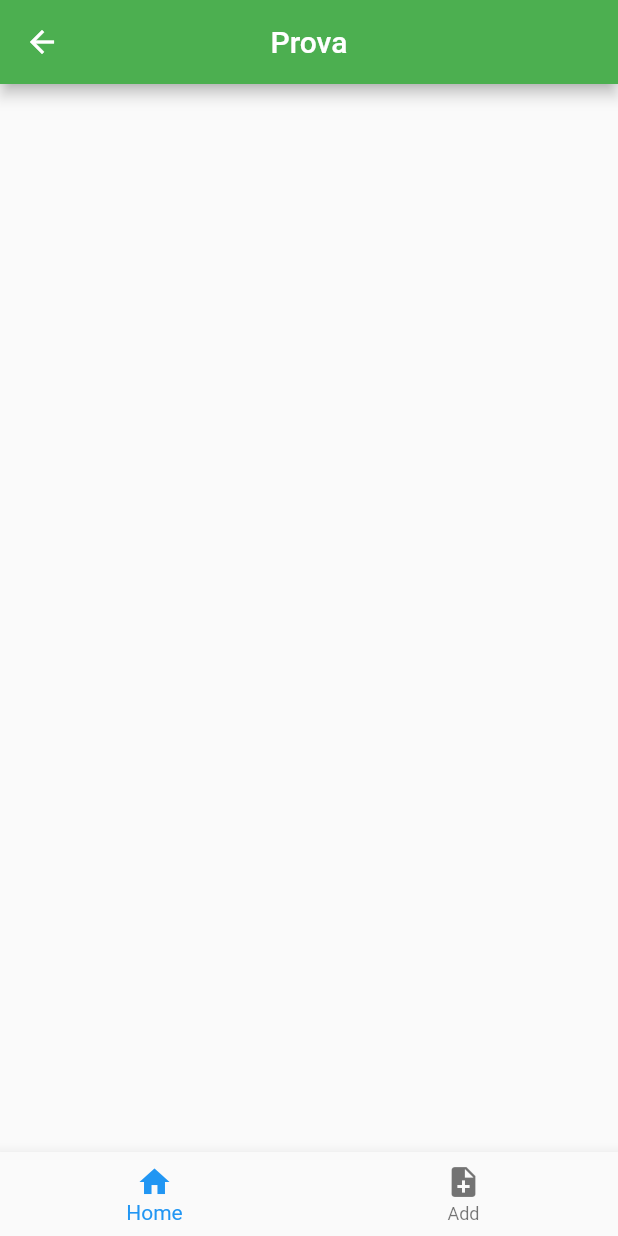
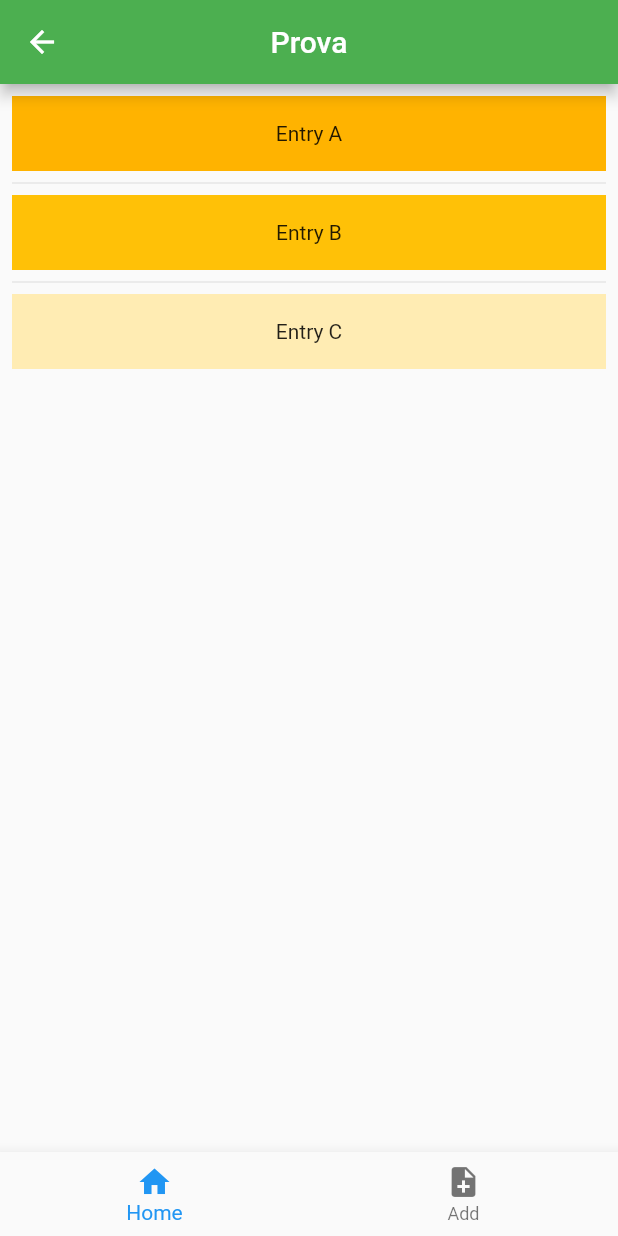
Before and after one commit to AurelMalaj/CakeMoney, a Flutter app: the Entrance screen opened directly, on a phone screen of 412 x 824 dp. Run offline on Flutter 3.47's test engine with Material 2 defaults, Android fonts, the phone set to English and light mode, and no system bars.

Commit message:
modifche ad entrance al 2502

```diff
--- a/lib/screens/entrance.dart
+++ b/lib/screens/entrance.dart
@@ -1,29 +1,48 @@
-import 'package:cakemoney/screens/home.dart';
 import 'package:flutter/material.dart';
+import 'package:cakemoney/model/movement.dart';
 
-class Entrance extends StatelessWidget {
+class Entrance extends StatefulWidget {
   const Entrance({Key? key, required this.title}) : super(key: key);
+  final String title;
 
-  void bottomBarRoute(BuildContext context, Widget widget) {
-    Navigator.push(context, MaterialPageRoute(builder: (context) => widget));
-  }
+  @override
+  _EntranceState createState() => _EntranceState();
+}
 
-  final String title;
+class _EntranceState extends State<Entrance> {
+  // MockTest per display info in ListView
+  final List<Movement> mockMovement = <Movement>[
+    Movement(value: 23.03, category: "pinoli"),
+    Movement(value: 606.80, category: "pinguini")
+  ];
+  final List<String> entries = <String>['A', 'B', 'C'];
+  final List<int> colorCodes = <int>[600, 500, 100];
+
   @override
   Widget build(BuildContext context) {
     return Scaffold(
       appBar: AppBar(
-        title: Text(title),
+        title: Text(widget.title),
         centerTitle: true,
         backgroundColor: Colors.green,
       ),
-      body: Center(
-        child: Center(
-            child: Column(
-          mainAxisAlignment: MainAxisAlignment.center,
-          children: [],
-        )), // list? // card?
+      body: ListView.separated(
+        padding: const EdgeInsets.all(8),
+        itemCount: entries.length,
+        itemBuilder: (BuildContext context, int index) {
+          return Container(
+            height: 50,
+            color: Colors.amber[colorCodes[index]],
+            child: Center(
+                child: Text(
+                    'Entry ${entries[index]}')), // per andare a capo ( o childer o /n)
+          );
+        },
+        separatorBuilder: (BuildContext context, int index) => const Divider(),
       ),
+
+      // list? // card?
+
       bottomNavigationBar:
           BottomNavigationBar(items: const <BottomNavigationBarItem>[
         BottomNavigationBarItem(
```
